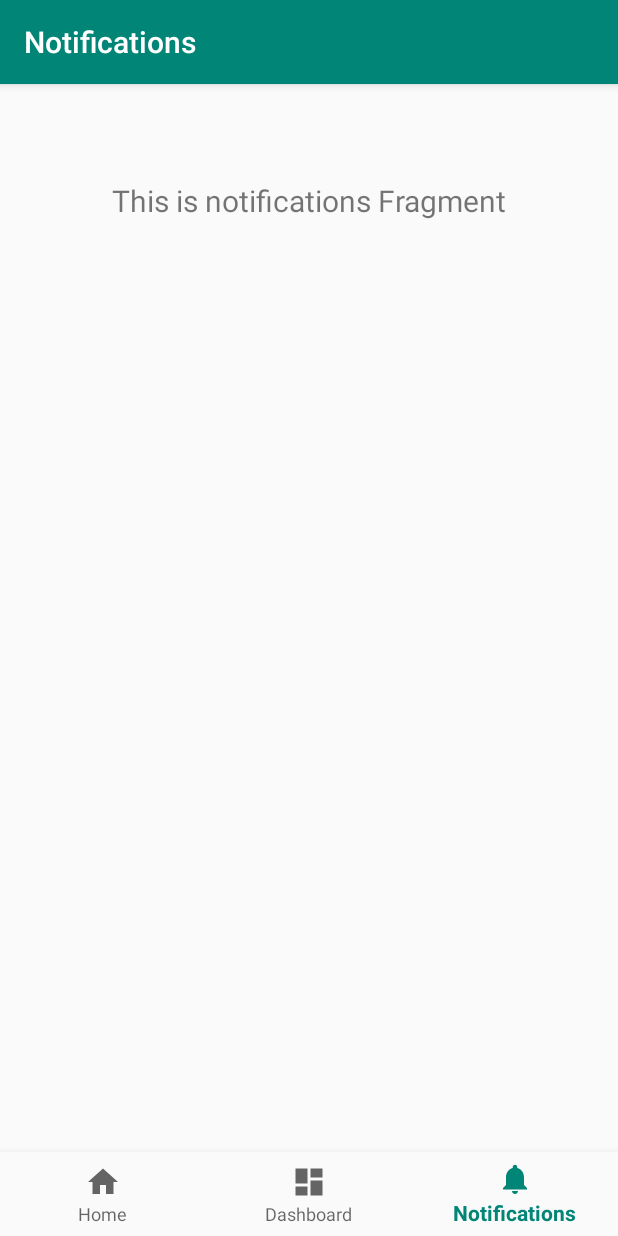
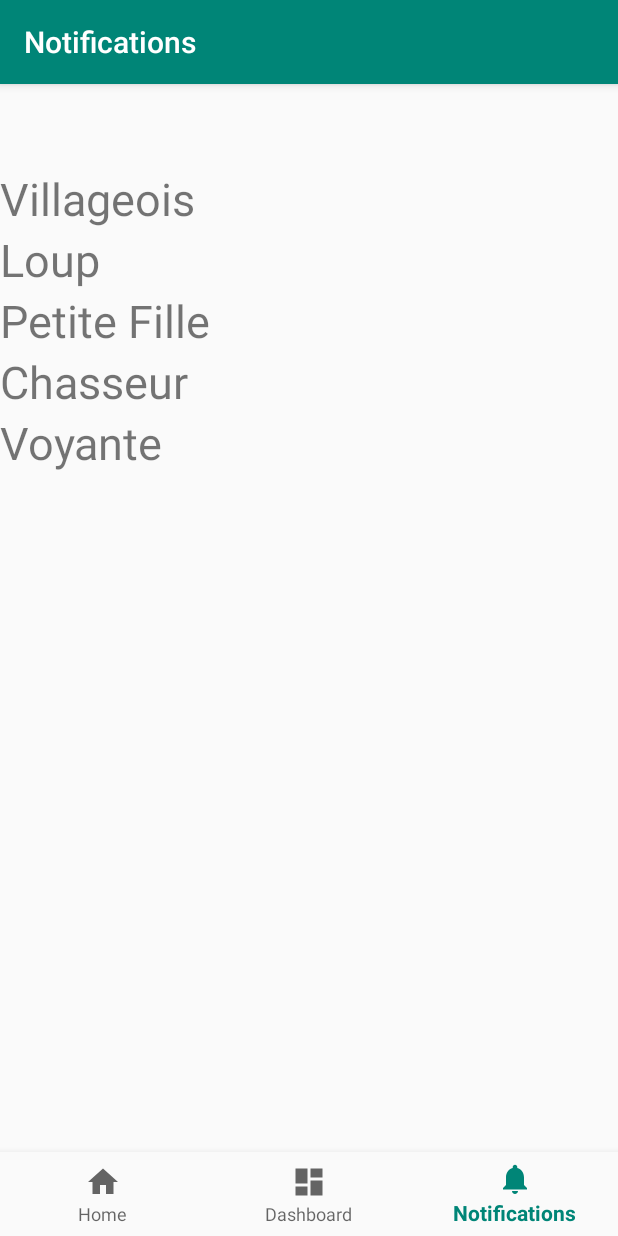
Before and after one commit to NicolasGeoris/ProjetAndroid, an Android app: the NotificationsFragment screen opened through its navigation route, on a phone screen of 412 x 824 dp. Run offline under Robolectric (Android 15) with nearby library versions, the phone set to English and light mode, and no system bars; our stand-ins replace navigation-ui.

Commit message:
Recycler View fonctionnel : servira a afficher la liste des rôles du jeu

```diff
--- a/app/build.gradle
+++ b/app/build.gradle
@@ -39,4 +39,7 @@ dependencies {
     testImplementation 'junit:junit:4.12'
     androidTestImplementation 'androidx.test.ext:junit:1.1.0'
     androidTestImplementation 'androidx.test.espresso:espresso-core:3.1.1'
+
+    //RecyclerView
+    implementation 'androidx.recyclerview:recyclerview:1.0.0'
 }
--- /dev/null
+++ b/app/src/main/java/com/example/projetandroid/ui/notifications/MyAdapter.kt
@@ -0,0 +1,40 @@
+package com.example.projetandroid.ui.notifications
+
+import android.view.LayoutInflater
+import android.view.View
+import android.view.ViewGroup
+import android.widget.LinearLayout
+import android.widget.TextView
+import androidx.recyclerview.widget.RecyclerView
+import com.example.projetandroid.R
+
+class MyAdapter(private val myDataset: List<String>) :
+    RecyclerView.Adapter<MyAdapter.MyViewHolder>() {
+
+    // Provide a reference to the views for each data item
+    // Complex data items may need more than one view per item, and
+    // you provide access to all the views for a data item in a view holder.
+    // Each data item is just a string in this case that is shown in a TextView.
+    class MyViewHolder(val textView: TextView) : RecyclerView.ViewHolder(textView)
+
+
+    // Create new views (invoked by the layout manager)
+    override fun onCreateViewHolder(parent: ViewGroup,
+                                    viewType: Int): MyAdapter.MyViewHolder {
+        // create a new view
+        val textView = LayoutInflater.from(parent.context)
+            .inflate(R.layout.element_text_view, parent, false) as TextView
+        // set the view's size, margins, paddings and layout parameters
+        return MyViewHolder(textView)
+    }
+
+    // Replace the contents of a view (invoked by the layout manager)
+    override fun onBindViewHolder(holder: MyViewHolder, position: Int) {
+        // - get element from your dataset at this position
+        // - replace the contents of the view with that element
+        holder.textView.text = myDataset[position]
+    }
+
+    // Return the size of your dataset (invoked by the layout manager)
+    override fun getItemCount() = myDataset.size
+}
--- a/app/src/main/java/com/example/projetandroid/ui/notifications/NotificationsFragment.kt
+++ b/app/src/main/java/com/example/projetandroid/ui/notifications/NotificationsFragment.kt
@@ -4,11 +4,15 @@ import android.os.Bundle
 import android.view.LayoutInflater
 import android.view.View
 import android.view.ViewGroup
+import android.widget.LinearLayout
 import android.widget.TextView
 import androidx.fragment.app.Fragment
 import androidx.lifecycle.Observer
 import androidx.lifecycle.ViewModelProviders
+import androidx.recyclerview.widget.LinearLayoutManager
+import androidx.recyclerview.widget.RecyclerView
 import com.example.projetandroid.R
+import java.util.*
 
 class NotificationsFragment : Fragment() {
 
@@ -19,13 +23,21 @@ class NotificationsFragment : Fragment() {
         container: ViewGroup?,
         savedInstanceState: Bundle?
     ): View? {
-        notificationsViewModel =
-            ViewModelProviders.of(this).get(NotificationsViewModel::class.java)
         val root = inflater.inflate(R.layout.fragment_notifications, container, false)
-        val textView: TextView = root.findViewById(R.id.text_notifications)
-        notificationsViewModel.text.observe(this, Observer {
-            textView.text = it
-        })
         return root
     }
+
+    override fun onViewCreated(view: View, savedInstanceState: Bundle?) {
+        super.onViewCreated(view, savedInstanceState)
+
+        val recyclerView = view.findViewById<RecyclerView>(R.id.recycler_liste_roles)
+        recyclerView?.layoutManager = LinearLayoutManager(view?.context)
+
+        val roles = listOf("Villageois", "Loup", "Petite Fille", "Chasseur", "Voyante")
+
+        val adapter = MyAdapter(roles)
+        recyclerView?.adapter = adapter
+
+
+    }
 }
--- /dev/null
+++ b/app/src/main/res/layout/element_text_view.xml
@@ -0,0 +1,7 @@
+<?xml version="1.0" encoding="utf-8"?>
+
+<TextView android:id="@+id/element_text_view"
+    android:layout_width="match_parent"
+    android:layout_height="wrap_content"
+    android:textSize="30sp"
+    xmlns:android="http://schemas.android.com/apk/res/android" />
--- a/app/src/main/res/layout/fragment_dashboard.xml
+++ b/app/src/main/res/layout/fragment_dashboard.xml
@@ -16,4 +16,5 @@
         app:layout_constraintEnd_toEndOf="parent"
         app:layout_constraintStart_toStartOf="parent"
         app:layout_constraintTop_toTopOf="parent" />
+
 </androidx.constraintlayout.widget.ConstraintLayout>
--- a/app/src/main/res/layout/fragment_notifications.xml
+++ b/app/src/main/res/layout/fragment_notifications.xml
@@ -4,7 +4,12 @@
     android:layout_width="match_parent"
     android:layout_height="match_parent">
 
-    <TextView
+    <androidx.recyclerview.widget.RecyclerView
+        android:id="@+id/recycler_liste_roles"
+        android:layout_width="match_parent"
+        android:layout_height="match_parent"  />
+
+    <!--<TextView
         android:id="@+id/text_notifications"
         android:layout_width="match_parent"
         android:layout_height="wrap_content"
@@ -15,5 +20,5 @@
         android:textSize="20sp"
         app:layout_constraintEnd_toEndOf="parent"
         app:layout_constraintStart_toStartOf="parent"
-        app:layout_constraintTop_toTopOf="parent" />
+        app:layout_constraintTop_toTopOf="parent" />-->
 </androidx.constraintlayout.widget.ConstraintLayout>
```
